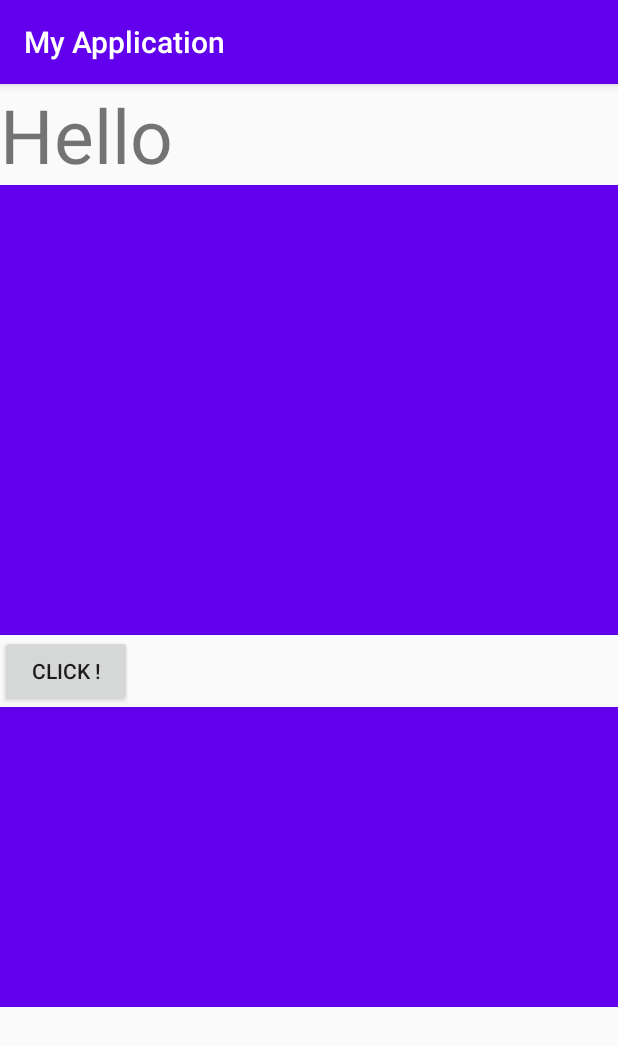
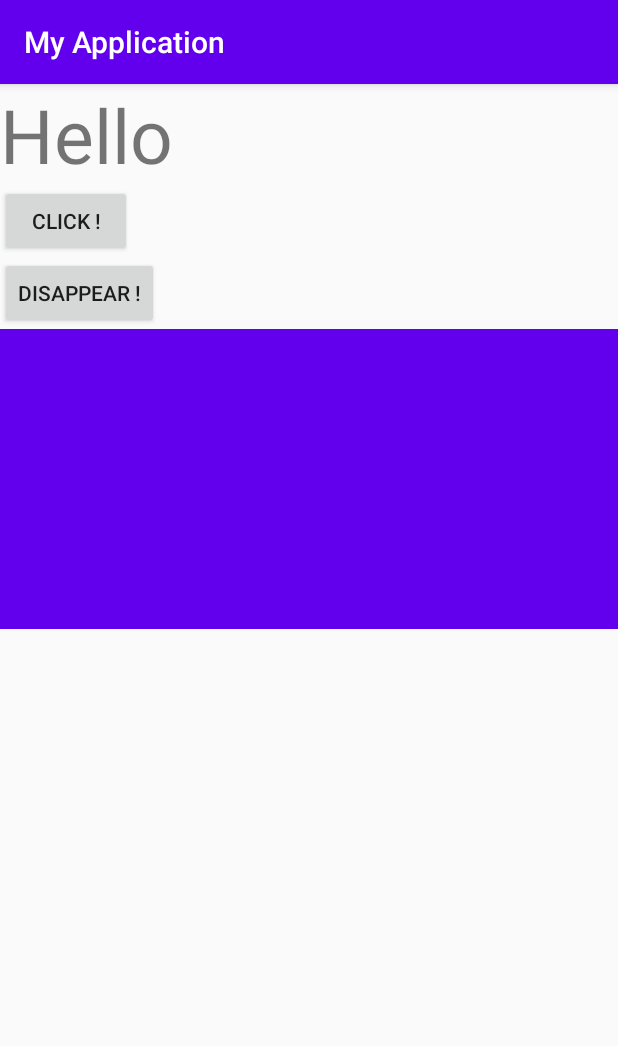
Before and after one commit to minhyuuk/AloneAppStudy, an Android app: the screen it shows after launch (FragmentActivity), after a tap on "CLICK !", on a phone screen of 412 x 824 dp. Shown: the top 1046 px of the screen. Run offline under Robolectric (Android 15) with nearby library versions, the phone set to English and light mode, and no system bars.

Commit message:
Fragment 50% 이해 완료

```diff
--- a/app/src/main/java/com/example/myapplication/Practice/FragmentActivity.kt
+++ b/app/src/main/java/com/example/myapplication/Practice/FragmentActivity.kt
@@ -14,9 +14,17 @@ class FragmentActivity : AppCompatActivity() {
         setContentView(R.layout.activity_fragment)
         Log.d("Lifecycle","onCreate")
 
+        val fragmentOne : FragmentOne = FragmentOne()
+            // Fragment에 data를 넣어주는 방법
+            // Bundle을 만들어 Fragment에 끼워 넣어주어야 함
+            val bundle : Bundle = Bundle()
+            bundle.putString("Hello","Hello")
+            fragmentOne.arguments = bundle
+
+
         button.setOnClickListener{
             // Fragment를 동적으로 작동하는 방법
-            val fragmentOne : FragmentOne = FragmentOne()
+            // val fragmentOne : FragmentOne = FragmentOne()
             // supportFragmentManager의 부모가 AppCompatActivity이므로 사용이 바로 가능함
             val fragmentManager : FragmentManager = supportFragmentManager
             // Transaction
@@ -32,6 +40,24 @@ class FragmentActivity : AppCompatActivity() {
             // 끝을 내는 방법
             // commit    -> 시간 될 때 해라  (좀 더 안정적이다)
             // commitnow -> 지금 당장 하여라
+        }
+        button2.setOnClickListener{
+            // 흔히 하는 실수
+
+            // val fragmentOne : FragmentOne = FragmentOne()
+            // val fragmentManager = supportFragmentManager
+            // val fragmentTransaction = fragmentManager.beginTransaction()
+            // fragmentTransaction.detach(fragmentOne)
+            // fragmentTransaction.commit()
+
+             val fragmentManager = supportFragmentManager
+             val fragmentTransaction = fragmentManager.beginTransaction()
+            // detach/remove
+            // remove : 뗐다가 붙임
+            // detach : 떼고 다시 붙이지 않음
+             fragmentTransaction.remove(fragmentOne)
+             fragmentTransaction.commit()
+
         }
 
     }
--- a/app/src/main/java/com/example/myapplication/Practice/FragmentOne.kt
+++ b/app/src/main/java/com/example/myapplication/Practice/FragmentOne.kt
@@ -45,6 +45,10 @@ class FragmentOne : Fragment() {
 
     override fun onActivityCreated(savedInstanceState: Bundle?) {
         Log.d("Lifecycle","F onCreate")
+
+        val data = arguments?.getString("hello")
+        Log.d("data", data.toString())
+
         super.onActivityCreated(savedInstanceState)
     }
 
--- a/app/src/main/res/layout/activity_fragment.xml
+++ b/app/src/main/res/layout/activity_fragment.xml
@@ -12,17 +12,23 @@
         android:layout_height="wrap_content"
         android:textSize="50dp"
         android:text="Hello"/>
+<!--        주석을 제거하게 된다면 fragmentOne의 타입이 2개가 있으므로 시작이 되지 않는다.   -->
+<!--        <fragment-->
+<!--        android:id="@+id/fragment_one"-->
+<!--        android:name="com.example.myapplication.Practice.FragmentOne"-->
+<!--        android:layout_width="match_parent"-->
+<!--        android:layout_height="300dp"/>-->
 
-    <fragment
-        android:id="@+id/fragment_one"
-        android:name="com.example.myapplication.Practice.FragmentOne"
-        android:layout_width="match_parent"
-        android:layout_height="300dp"/>
     <Button
         android:id="@+id/button"
         android:layout_width="wrap_content"
         android:layout_height="wrap_content"
         android:text="Click !"/>
+    <Button
+        android:id="@+id/button2"
+        android:layout_width="wrap_content"
+        android:layout_height="wrap_content"
+        android:text="Disappear !"/>
     <LinearLayout
         android:id="@+id/container"
         android:layout_width="match_parent"
```
